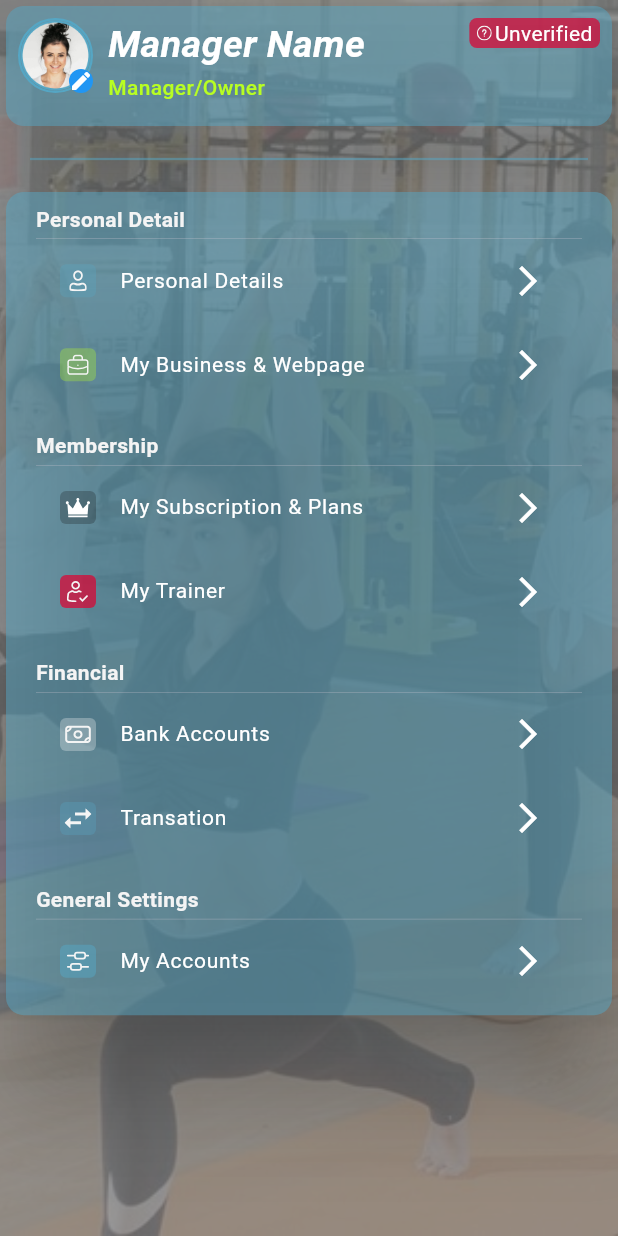
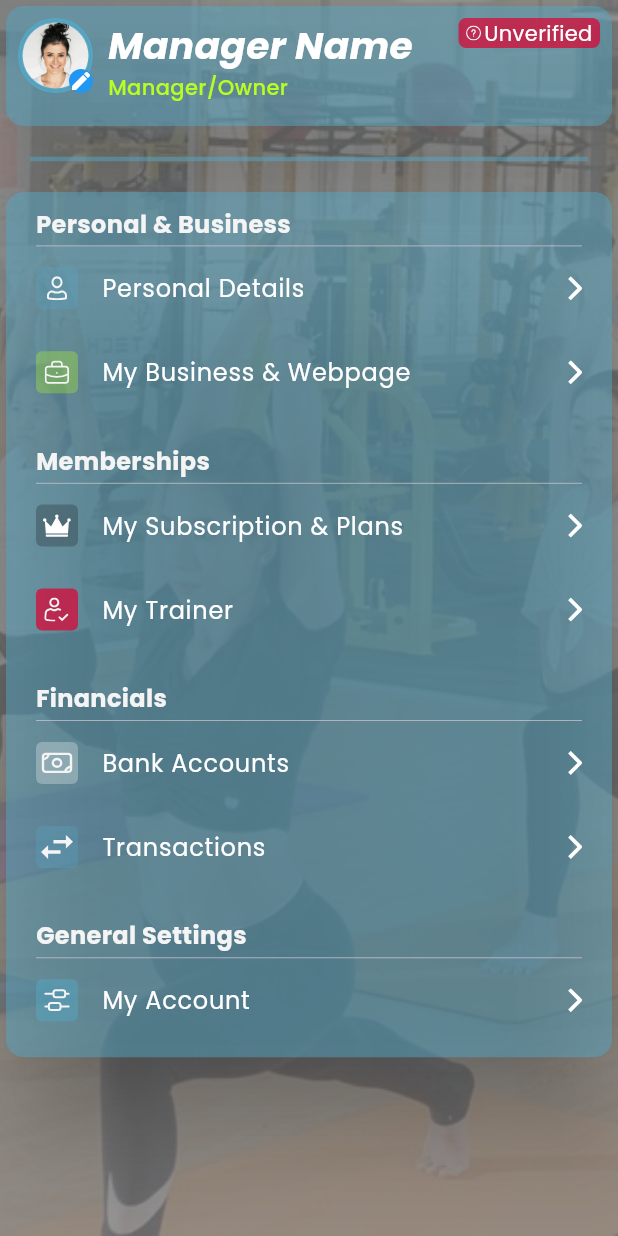
Before and after one commit to Prashant1125/My_Profile, a Flutter app: the screen it shows after launch, on a phone screen of 412 x 824 dp. Run offline on Flutter 3.47's test engine with Material 3 defaults, Android fonts, the phone set to English and light mode, and no system bars; our stand-ins replace flutter_svg, get, google_fonts; project files that could hold a hidden picture were left out.

Commit message:
settings container and ui

```diff
--- a/lib/D1MM5_profile/profile.dart
+++ b/lib/D1MM5_profile/profile.dart
@@ -15,7 +15,7 @@ class _MyProfileState extends State<MyProfile> {
   @override
   Widget build(BuildContext context) {
     return Scaffold(
-      backgroundColor: ColorConstant.appBar.withOpacity(.5),
+      backgroundColor: ColorConstant.pureBlack.withOpacity(.5),
       body: SafeArea(
         child: Container(
           height: double.infinity,
@@ -24,7 +24,9 @@ class _MyProfileState extends State<MyProfile> {
                   image: AssetImage(ImageConstants.yoga),
                   fit: BoxFit.cover,
                   opacity: .2)),
+          child: SingleChildScrollView(
             child: Column(
+              mainAxisAlignment: MainAxisAlignment.center,
               children: [
                 const ProfileOverviewTab(),
                 Padding(
@@ -33,7 +35,7 @@ class _MyProfileState extends State<MyProfile> {
                     vertical: 10,
                   ),
                   child: Divider(
-                  thickness: 1.5,
+                    thickness: 3,
                     color: ColorConstant.primaryBlue.withOpacity(.5),
                   ),
                 ),
@@ -42,6 +44,7 @@ class _MyProfileState extends State<MyProfile> {
             ),
           ),
         ),
+      ),
     );
   }
 }
--- a/lib/components/D1MM5_MYPROFILE/element.dart
+++ b/lib/components/D1MM5_MYPROFILE/element.dart
@@ -19,32 +19,26 @@ class ElementTile extends StatelessWidget {
   @override
   Widget build(BuildContext context) {
     return ListTile(
+      contentPadding: EdgeInsets.zero,
       leading: Container(
-          height: 22,
-          width: 24,
+          padding: const EdgeInsets.symmetric(horizontal: 2, vertical: 6),
+          height: 28,
+          width: 28,
           decoration: BoxDecoration(
               color: color, borderRadius: BorderRadius.circular(4)),
-          child: Padding(
-              padding: const EdgeInsets.symmetric(horizontal: 3, vertical: 4),
           child: leadingIcon != null
               ? SvgPicture.asset(
                   leadingIcon ?? '',
                 )
               : Image.asset(
                   ImageConstants.userCheak,
-                    ))),
-      title: Text(
-        text.toString(),
+                )),
+      title: Text(text.toString(),
           style: TextStyle(
-            fontSize: 14,
-            fontFamily: 'Poppins',
+              fontSize: 16,
               fontWeight: FontWeight.w400,
-            color: ColorConstant.pureWhite),
-      ),
-      trailing: Icon(
-        Icons.arrow_forward_ios,
-        color: ColorConstant.pureWhite,
-      ),
+              color: ColorConstant.pureWhite)),
+      trailing: SvgPicture.asset(ImageConstants.arrowRight),
       onTap: onTap,
     );
   }
--- a/lib/components/D1MM5_MYPROFILE/section_break.dart
+++ b/lib/components/D1MM5_MYPROFILE/section_break.dart
@@ -14,14 +14,14 @@ class SectionBreak extends StatelessWidget {
   @override
   Widget build(BuildContext context) {
     return Padding(
-      padding: const EdgeInsets.symmetric(horizontal: 20, vertical: 8),
+      padding: const EdgeInsets.symmetric(horizontal: 20, vertical: 10),
       child: Column(
         crossAxisAlignment: CrossAxisAlignment.start,
+        mainAxisAlignment: MainAxisAlignment.center,
         children: [
           Text(sectionTitle,
               style: TextStyle(
-                  fontSize: 14,
-                  fontFamily: 'Poppins',
+                  fontSize: 16,
                   fontWeight: FontWeight.w700,
                   color: ColorConstant.offWhite)),
           const SizedBox(
@@ -29,7 +29,7 @@ class SectionBreak extends StatelessWidget {
           ),
           const Divider(
             height: .2,
-            thickness: .2,
+            thickness: .5,
           ),
           if (sectionDescription != null) sectionDescription!,
         ],
--- a/lib/components/profile_icon.dart
+++ b/lib/components/profile_icon.dart
@@ -1,5 +1,4 @@
 import 'package:flutter/material.dart';
-
 import '../utils/image_constants.dart';
 
 class ProfileIcon extends StatelessWidget {
@@ -24,7 +23,7 @@ class ProfileIcon extends StatelessWidget {
                     imageUrl ?? '',
                   )
                 : Image.asset(
-                    ImageConstants.avatar1,
+                    ImageConstants.avatar,
                   )),
         Positioned(
           bottom: 0,
--- a/lib/components/profile_overview_tab.dart
+++ b/lib/components/profile_overview_tab.dart
@@ -2,7 +2,6 @@ import 'package:flutter/material.dart';
 import 'package:my_profile/components/profile_icon.dart';
 import 'package:my_profile/components/verification_status.dart';
 import 'package:my_profile/utils/color_constants.dart';
-
 import 'D1MM5_MYPROFILE/custom_list.dart';
 
 class ProfileOverviewTab extends StatelessWidget {
@@ -22,19 +21,17 @@ class ProfileOverviewTab extends StatelessWidget {
             title: Text(
               'Manager Name',
               style: TextStyle(
-                  fontWeight: FontWeight.w700,
+                  fontWeight: FontWeight.bold,
+                  fontFamily: 'Poppins',
                   fontStyle: FontStyle.italic,
                   fontSize: 25,
                   color: ColorConstant.pureWhite),
             ),
-            subtitle: Text(
-              'Manager/Owner',
-              style: TextStyle(
-                  fontSize: 14,
-                  fontFamily: 'Poppins',
-                  fontWeight: FontWeight.w500,
-                  color: ColorConstant.primaryGreen),
-            ),
+            subtitle: Text('Manager/Owner',
+                style: TextStyle(
+                    fontSize: 14,
+                    fontWeight: FontWeight.w500,
+                    color: ColorConstant.primaryGreen)),
             trailing: const VerificationStatus(
               status: 0,
             ),
--- a/lib/components/settings_container.dart
+++ b/lib/components/settings_container.dart
@@ -17,7 +17,7 @@ class SettingsContainer extends StatelessWidget {
         crossAxisAlignment: CrossAxisAlignment.start,
         children: [
           SectionBreak(
-            sectionTitle: 'Personal Detail',
+            sectionTitle: 'Personal & Business',
             sectionDescription: Column(
               children: [
                 ElementTile(
@@ -34,7 +34,7 @@ class SettingsContainer extends StatelessWidget {
             ),
           ),
           SectionBreak(
-            sectionTitle: 'Membership',
+            sectionTitle: 'Memberships',
             sectionDescription: Column(
               children: [
                 ElementTile(
@@ -51,7 +51,7 @@ class SettingsContainer extends StatelessWidget {
             ),
           ),
           SectionBreak(
-            sectionTitle: 'Financial',
+            sectionTitle: 'Financials',
             sectionDescription: Column(
               children: [
                 ElementTile(
@@ -61,7 +61,7 @@ class SettingsContainer extends StatelessWidget {
                 ),
                 ElementTile(
                   leadingIcon: ImageConstants.exchange,
-                  text: 'Transation',
+                  text: 'Transactions',
                   color: ColorConstant.primaryBlue.withOpacity(.3),
                 ),
               ],
@@ -73,7 +73,7 @@ class SettingsContainer extends StatelessWidget {
               children: [
                 ElementTile(
                   leadingIcon: ImageConstants.settings,
-                  text: 'My Accounts',
+                  text: 'My Account',
                   color: ColorConstant.primaryBlue.withOpacity(.5),
                 ),
               ],
--- a/lib/main.dart
+++ b/lib/main.dart
@@ -1,6 +1,6 @@
 import 'package:flutter/material.dart';
 import 'package:get/get.dart';
-
+import 'package:google_fonts/google_fonts.dart';
 import 'D1MM5_profile/profile.dart';
 
 void main() {
@@ -12,10 +12,13 @@ class MyApp extends StatelessWidget {
 
   @override
   Widget build(BuildContext context) {
-    return const GetMaterialApp(
+    return GetMaterialApp(
+      theme: ThemeData(
+        textTheme: GoogleFonts.poppinsTextTheme(),
+      ),
       debugShowCheckedModeBanner: false,
       title: 'My Profile App',
-      home: MyProfile(),
+      home: const MyProfile(),
     );
   }
 }
--- a/lib/utils/color_constants.dart
+++ b/lib/utils/color_constants.dart
@@ -3,7 +3,7 @@ import 'package:flutter/material.dart';
 class ColorConstant {
   static Color primaryGreen = const Color(0xffB8FE22);
   static Color sparentOverlay = const Color(0xffDF0030);
-  static Color appBar = const Color(0xff000000);
+  static Color pureBlack = const Color(0xff000000);
   static Color primaryBlue = const Color(0xFF55A6C4);
   static Color pureWhite = const Color(0xFFffffff);
   static Color chineBlack = const Color(0xFF121212);
--- a/lib/utils/image_constants.dart
+++ b/lib/utils/image_constants.dart
@@ -2,7 +2,7 @@ class ImageConstants {
   static const String verifiedStatusIcon = 'assets/images/verified_icon.svg';
   static const String unVerifiedStatusIcon =
       'assets/images/unverified_icon.svg';
-  static const String avatar1 = 'assets/images/avatar1.png';
+  static const String avatar = 'assets/images/avatar1.png';
   static const String yoga = 'assets/images/yoga.jpg';
   static const String user = 'assets/images/user.svg';
   static const String profession = 'assets/images/profession.svg';
@@ -11,5 +11,5 @@ class ImageConstants {
   static const String money = 'assets/images/money.svg';
   static const String exchange = 'assets/images/exchange.svg';
   static const String settings = 'assets/images/settings.svg';
-  static const String arrowRight = 'assets/images/arrow_Right.svg';
+  static const String arrowRight = 'assets/images/arrow_right.svg';
 }
--- a/pubspec.yaml
+++ b/pubspec.yaml
@@ -37,6 +37,7 @@ dependencies:
   cupertino_icons: ^1.0.6
   get: ^4.6.6
   flutter_svg: ^2.0.0
+  google_fonts: ^6.2.1
 
 dev_dependencies:
   flutter_test:
@@ -62,7 +63,6 @@ flutter:
 
   # To add assets to your application, add an assets section, like this:
   assets:
-    - assets/fonts/
     - assets/images/
     - assets/
 
```
Also changed, not shown: assets/images/arrow_right.svg, assets/images/avatar.svg, assets/images/usercheak.png (deleted), pubspec.lock, 1 other file. Lines whose indentation alone changed are shown as unchanged.
